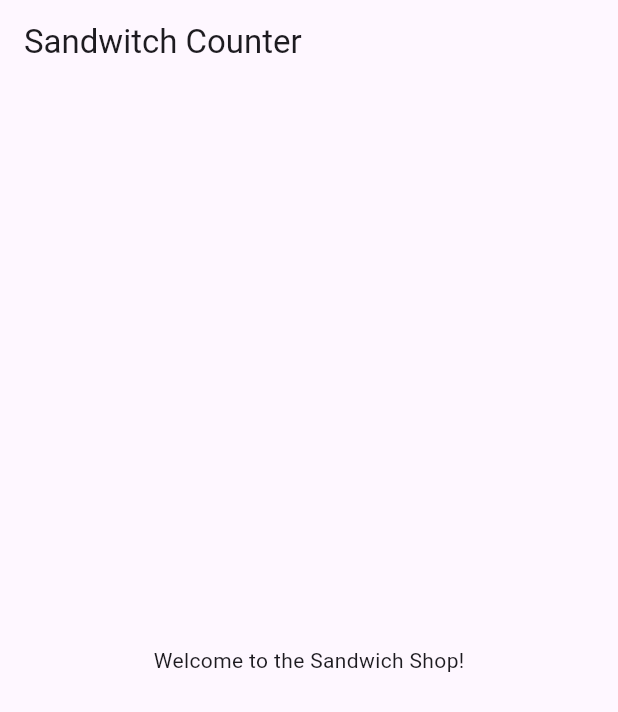
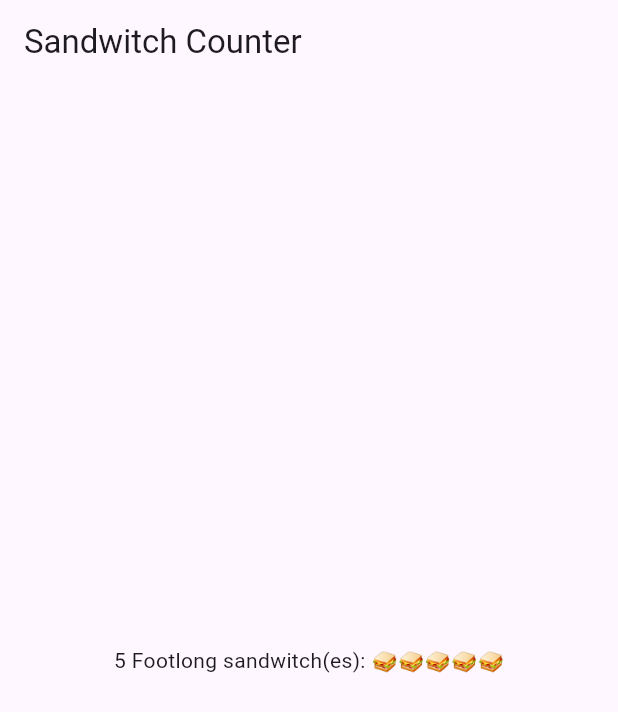
Before and after one commit to anirejlova/sandwitch_shop, a Flutter app: the screen it shows after launch, on a phone screen of 412 x 824 dp. Shown: the top 712 px of the screen. Run offline on Flutter 3.47's test engine with Material 3 defaults, Android fonts, the phone set to English and light mode, and no system bars.

Commit message:
Use OrderItemDisplay in App

```diff
--- a/lib/main.dart
+++ b/lib/main.dart
@@ -14,7 +14,7 @@ class App extends StatelessWidget {
     home: Scaffold(
       appBar: AppBar(title: const Text('Sandwitch Counter')),
       body: const Center(
-        child: Text('Welcome to the Sandwich Shop!'),
+        child: OrderItemDisplay(5, "Footlong"),
       ),
     ),
   );
```
